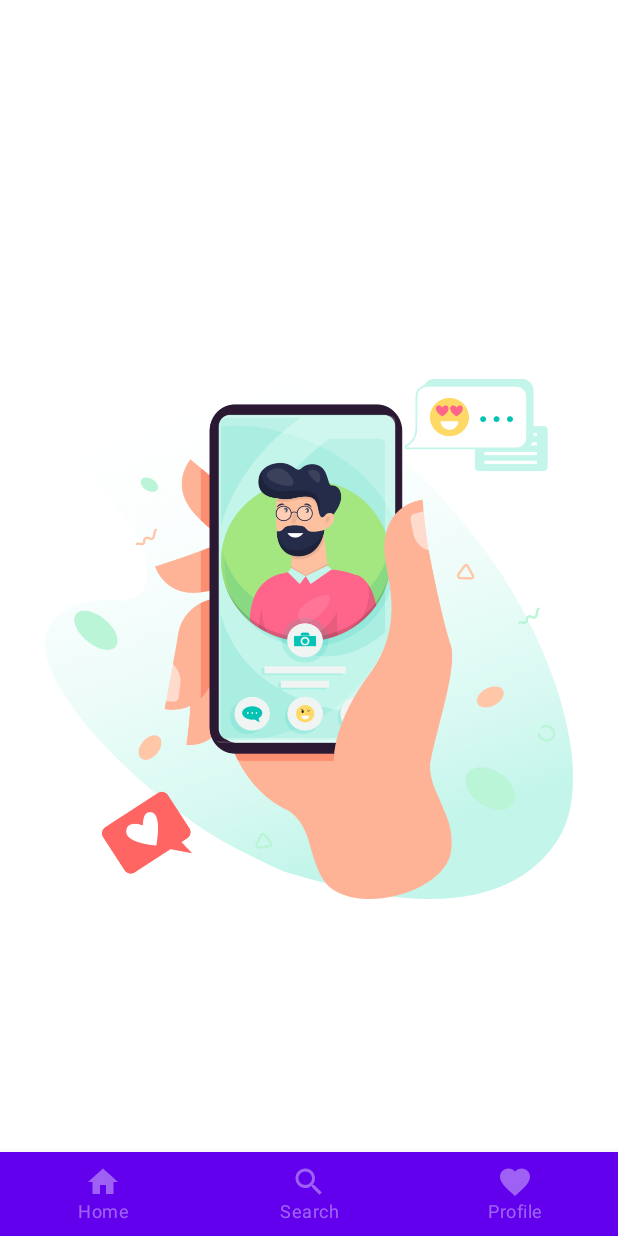
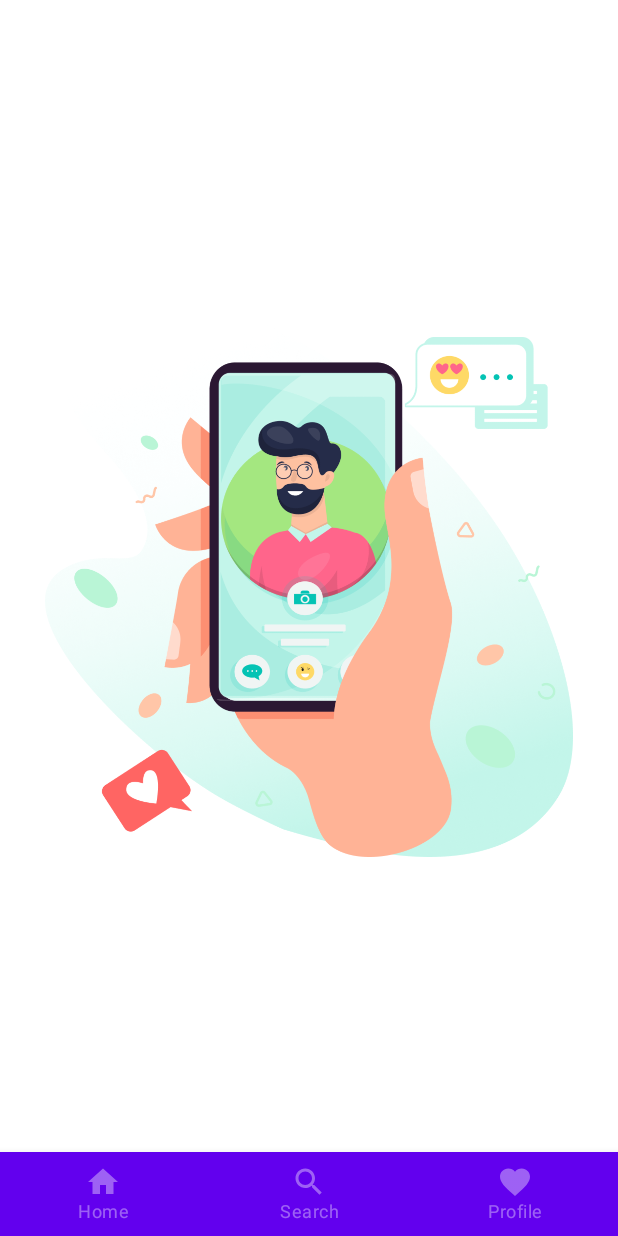
Before and after one commit to akaj-team/BaseCompose, an Android app built with Jetpack Compose: the screen it shows after launch (MainActivity), on a phone screen of 412 x 824 dp. Run offline under Robolectric (Android 15) with nearby library versions, the phone set to English and light mode, and no system bars; our stand-ins replace Dagger/Hilt's generated code, accompanist; libraries missing offline, so code that uses them is left out: com.google.accompanist.navigation, com.jakewharton.retrofit2; pictures from the network do not load; 3 statements that could not run were skipped.

Commit message:
add padding screen with bottom bar

```diff
--- a/app/src/main/java/com/ync/basecompose/ui/navigation/AppNavigation.kt
+++ b/app/src/main/java/com/ync/basecompose/ui/navigation/AppNavigation.kt
@@ -4,6 +4,7 @@ import android.annotation.SuppressLint
 import androidx.compose.animation.EnterTransition
 import androidx.compose.animation.ExitTransition
 import androidx.compose.animation.ExperimentalAnimationApi
+import androidx.compose.foundation.layout.padding
 import androidx.compose.material.*
 import androidx.compose.runtime.*
 import androidx.compose.ui.Modifier
@@ -37,11 +38,11 @@ fun AppNavigation(modifier: Modifier = Modifier) {
         if (isShouldShowBottomBar) {
             BottomBar(navController = navController)
         }
-    }) {
+    }) { innerPadding ->
         AnimatedNavHost(
             navController = navController,
             startDestination = AppScreens.Splash.route,
-            modifier = modifier
+            modifier = modifier.padding(innerPadding)
         ) {
             addSplashScreen(navController)
             addHomeScreen(navController)
```
